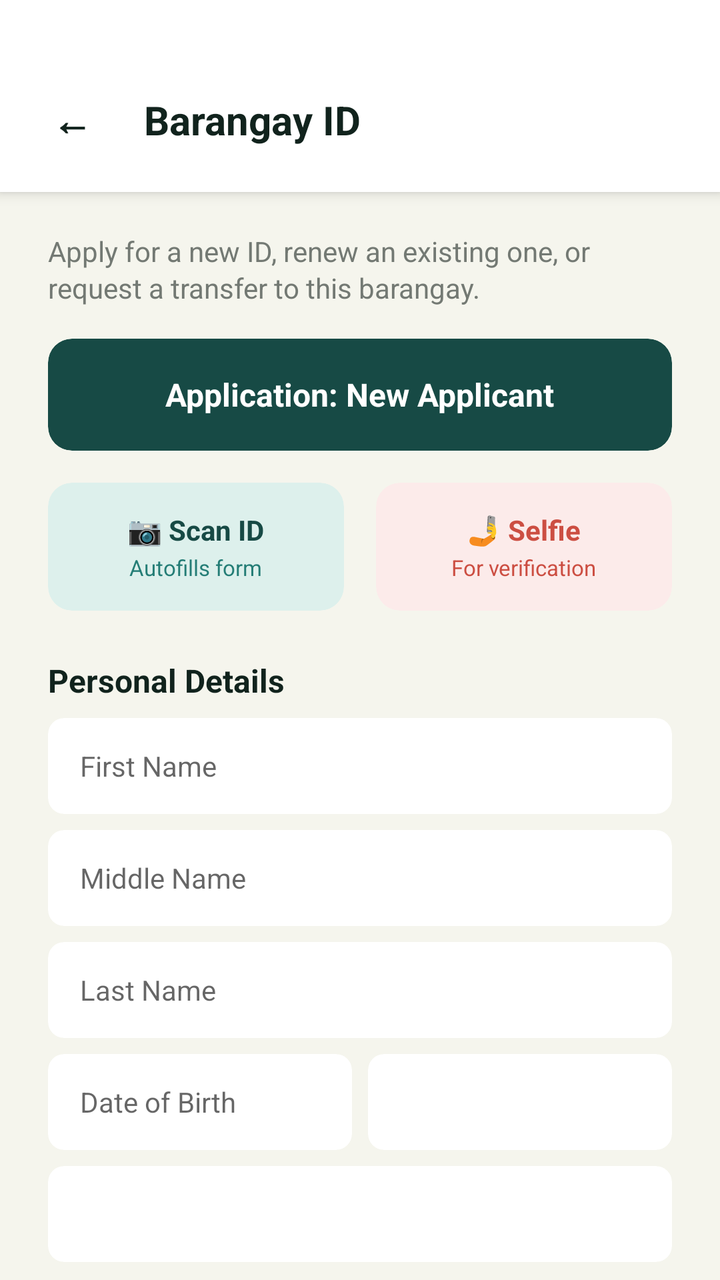
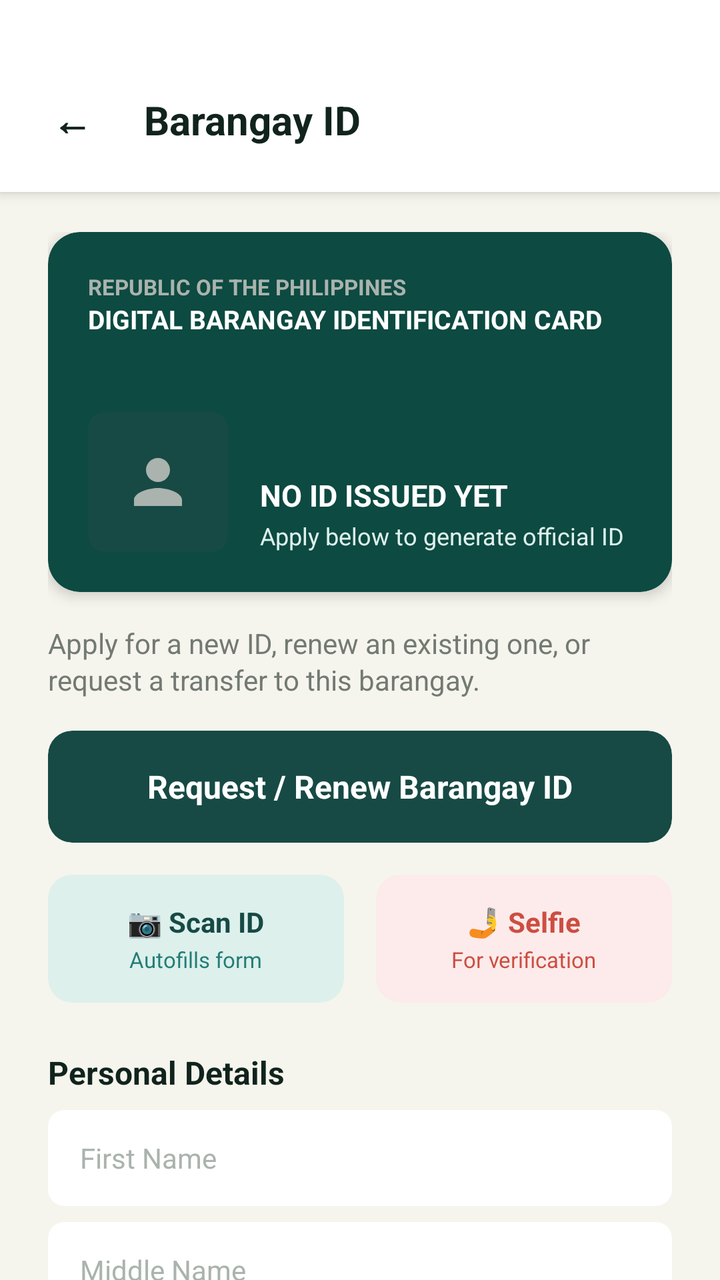

Two renders of the same Android screen: before a commit and after it. Below are the layout's source before the change and the commit's diff.
<!-- AndroidManifest.xml: application theme Theme.Barangay_superAPP -->
<!-- res/layout/request_brgy_id.xml -->
<?xml version="1.0" encoding="utf-8"?>
<LinearLayout xmlns:android="http://schemas.android.com/apk/res/android"
    xmlns:app="http://schemas.android.com/apk/res-auto"
    xmlns:tools="http://schemas.android.com/tools"
    android:layout_width="match_parent"
    android:layout_height="match_parent"
    android:background="#F5F5ED"
    android:orientation="vertical">

    
    <LinearLayout
        android:layout_width="match_parent"
        android:layout_height="wrap_content"
        android:gravity="center_vertical"
        android:orientation="horizontal"
        android:paddingHorizontal="16dp"
        android:paddingTop="40dp"
        android:paddingBottom="16dp"
        android:background="#FFFFFF"
        android:elevation="4dp">

        <androidx.cardview.widget.CardView
            android:id="@+id/btnGoBack"
            android:layout_width="40dp"
            android:layout_height="40dp"
            app:cardBackgroundColor="@android:color/transparent"
            app:cardCornerRadius="20dp"
            app:cardElevation="0dp"
            android:clickable="true"
            android:focusable="true"
            android:foreground="?android:attr/selectableItemBackground">

            <TextView
                android:layout_width="wrap_content"
                android:layout_height="wrap_content"
                android:layout_gravity="center"
                android:text="←"
                android:textColor="#11231D"
                android:textSize="20sp"
                android:textStyle="bold" />
        </androidx.cardview.widget.CardView>

        <TextView
            android:layout_width="wrap_content"
            android:layout_height="wrap_content"
            android:layout_marginStart="16dp"
            android:text="Barangay ID"
            android:textColor="#11231D"
            android:textSize="20sp"
            android:textStyle="bold" />
    </LinearLayout>

    <ScrollView
        android:layout_width="match_parent"
        android:layout_height="0dp"
        android:layout_weight="1"
        android:fillViewport="true"
        android:scrollbars="none">

        <LinearLayout
            android:layout_width="match_parent"
            android:layout_height="wrap_content"
            android:orientation="vertical"
            android:paddingHorizontal="24dp"
            android:paddingTop="20dp"
            android:paddingBottom="40dp">

            <TextView
                android:layout_width="match_parent"
                android:layout_height="wrap_content"
                android:lineSpacingExtra="2dp"
                android:text="Apply for a new ID, renew an existing one, or request a transfer to this barangay."
                android:textColor="#737973"
                android:textSize="14sp" />

            
            <androidx.cardview.widget.CardView
                android:id="@+id/btnOpenApplicationModal"
                android:layout_width="match_parent"
                android:layout_height="56dp"
                android:layout_marginTop="16dp"
                android:clickable="true"
                android:focusable="true"
                android:foreground="?android:attr/selectableItemBackground"
                app:cardBackgroundColor="#174A45"
                app:cardCornerRadius="12dp"
                app:cardElevation="0dp">

                <TextView
                    android:id="@+id/tvSelectedApplicationType"
                    android:layout_width="wrap_content"
                    android:layout_height="wrap_content"
                    android:layout_gravity="center"
                    android:text="Application: New Applicant"
                    android:textColor="#FFFFFF"
                    android:textSize="16sp"
                    android:textStyle="bold" />
            </androidx.cardview.widget.CardView>

            
            <LinearLayout
                android:layout_width="match_parent"
                android:layout_height="wrap_content"
                android:layout_marginTop="16dp"
                android:orientation="horizontal">

                
                <androidx.cardview.widget.CardView
                    android:id="@+id/cardScanId"
                    android:layout_width="0dp"
                    android:layout_height="64dp"
                    android:layout_weight="1"
                    android:layout_marginEnd="8dp"
                    android:clickable="true"
                    android:focusable="true"
                    android:foreground="?android:attr/selectableItemBackground"
                    app:cardBackgroundColor="#DDF0EC"
                    app:cardCornerRadius="12dp"
                    app:cardElevation="0dp">

                    <LinearLayout
                        android:layout_width="wrap_content"
                        android:layout_height="wrap_content"
                        android:layout_gravity="center"
                        android:gravity="center"
                        android:orientation="vertical">

                        <TextView
                            android:id="@+id/tvScanIdTitle"
                            android:layout_width="wrap_content"
                            android:layout_height="wrap_content"
                            android:text="📷 Scan ID"
                            android:textColor="#174A45"
                            android:textSize="14sp"
                            android:textStyle="bold" />

                        <TextView
                            android:id="@+id/tvScanIdSub"
                            android:layout_width="wrap_content"
                            android:layout_height="wrap_content"
                            android:layout_marginTop="2dp"
                            android:text="Autofills form"
                            android:textColor="#247D76"
                            android:textSize="11sp" />
                    </LinearLayout>
                </androidx.cardview.widget.CardView>

                
                <androidx.cardview.widget.CardView
                    android:id="@+id/cardSelfie"
                    android:layout_width="0dp"
                    android:layout_height="64dp"
                    android:layout_weight="1"
                    android:layout_marginStart="8dp"
                    android:clickable="true"
                    android:focusable="true"
                    android:foreground="?android:attr/selectableItemBackground"
                    app:cardBackgroundColor="#FCEBEA"
                    app:cardCornerRadius="12dp"
                    app:cardElevation="0dp">

                    <LinearLayout
                        android:layout_width="wrap_content"
                        android:layout_height="wrap_content"
                        android:layout_gravity="center"
                        android:gravity="center"
                        android:orientation="vertical">

                        <TextView
                            android:id="@+id/tvSelfieTitle"
                            android:layout_width="wrap_content"
                            android:layout_height="wrap_content"
                            android:text="🤳 Selfie"
                            android:textColor="#CC4E42"
                            android:textSize="14sp"
                            android:textStyle="bold" />

                        <TextView
                            android:id="@+id/tvSelfieSub"
                            android:layout_width="wrap_content"
                            android:layout_height="wrap_content"
                            android:layout_marginTop="2dp"
                            android:text="For verification"
                            android:textColor="#CC4E42"
                            android:textSize="11sp" />
                    </LinearLayout>
                </androidx.cardview.widget.CardView>
            </LinearLayout>

            
            <TextView
                android:layout_width="wrap_content"
                android:layout_height="wrap_content"
                android:layout_marginTop="24dp"
                android:text="Personal Details"
                android:textColor="#11231D"
                android:textSize="16sp"
                android:textStyle="bold" />

            <androidx.cardview.widget.CardView
                android:layout_width="match_parent"
                android:layout_height="48dp"
                android:layout_marginTop="8dp"
                app:cardBackgroundColor="#FFFFFF"
                app:cardCornerRadius="8dp"
                app:cardElevation="0dp">
                <EditText
                    android:id="@+id/etBrgyIdFirstName"
                    android:layout_width="match_parent"
                    android:layout_height="match_parent"
                    android:background="@android:color/transparent"
                    android:hint="First Name"
                    android:paddingHorizontal="16dp"
                    android:textColor="#11231D"
                    android:textSize="14sp" />
            </androidx.cardview.widget.CardView>

            <androidx.cardview.widget.CardView
                android:layout_width="match_parent"
                android:layout_height="48dp"
                android:layout_marginTop="8dp"
                app:cardBackgroundColor="#FFFFFF"
                app:cardCornerRadius="8dp"
                app:cardElevation="0dp">
                <EditText
                    android:id="@+id/etBrgyIdMiddleName"
                    android:layout_width="match_parent"
                    android:layout_height="match_parent"
                    android:background="@android:color/transparent"
                    android:hint="Middle Name"
                    android:paddingHorizontal="16dp"
                    android:textColor="#11231D"
                    android:textSize="14sp" />
            </androidx.cardview.widget.CardView>

            <androidx.cardview.widget.CardView
                android:layout_width="match_parent"
                android:layout_height="48dp"
                android:layout_marginTop="8dp"
                app:cardBackgroundColor="#FFFFFF"
                app:cardCornerRadius="8dp"
                app:cardElevation="0dp">
                <EditText
                    android:id="@+id/etBrgyIdLastName"
                    android:layout_width="match_parent"
                    android:layout_height="match_parent"
                    android:background="@android:color/transparent"
                    android:hint="Last Name"
                    android:paddingHorizontal="16dp"
                    android:textColor="#11231D"
                    android:textSize="14sp" />
            </androidx.cardview.widget.CardView>

            <LinearLayout
                android:layout_width="match_parent"
                android:layout_height="wrap_content"
                android:layout_marginTop="8dp"
                android:orientation="horizontal">

                <androidx.cardview.widget.CardView
                    android:layout_width="0dp"
                    android:layout_height="48dp"
                    android:layout_weight="1"
                    android:layout_marginEnd="4dp"
                    app:cardBackgroundColor="#FFFFFF"
                    app:cardCornerRadius="8dp"
                    app:cardElevation="0dp">
                    <EditText
                        android:id="@+id/etFormDOB"
                        android:layout_width="match_parent"
                        android:layout_height="match_parent"
                        android:background="@android:color/transparent"
                        android:clickable="true"
                        android:focusable="false"
                        android:hint="Date of Birth"
                        android:paddingHorizontal="16dp"
                        android:textColor="#11231D"
                        android:textSize="14sp" />
                </androidx.cardview.widget.CardView>

                <androidx.cardview.widget.CardView
                    android:layout_width="0dp"
                    android:layout_height="48dp"
                    android:layout_weight="1"
                    android:layout_marginStart="4dp"
                    app:cardBackgroundColor="#FFFFFF"
                    app:cardCornerRadius="8dp"
                    app:cardElevation="0dp">
                    <Spinner
                        android:id="@+id/spinnerGender"
                        android:layout_width="match_parent"
                        android:layout_height="match_parent"
                        android:background="@android:color/transparent"
                        android:paddingHorizontal="12dp" />
                </androidx.cardview.widget.CardView>
            </LinearLayout>

            <androidx.cardview.widget.CardView
                android:layout_width="match_parent"
                android:layout_height="48dp"
                android:layout_marginTop="8dp"
                app:cardBackgroundColor="#FFFFFF"
                app:cardCornerRadius="8dp"
                app:cardElevation="0dp">
                <Spinner
                    android:id="@+id/spinnerCivilStatus"
                    android:layout_width="match_parent"
                    android:layout_height="match_parent"
                    android:background="@android:color/transparent"
                    android:paddingHorizontal="12dp" />
            </androidx.cardview.widget.CardView>

            
            <TextView
                android:layout_width="wrap_content"
                android:layout_height="wrap_content"
                android:layout_marginTop="24dp"
                android:text="Address &amp; Contact"
                android:textColor="#11231D"
                android:textSize="16sp"
                android:textStyle="bold" />

            <androidx.cardview.widget.CardView
                android:layout_width="match_parent"
                android:layout_height="48dp"
                android:layout_marginTop="8dp"
                app:cardBackgroundColor="#FFFFFF"
                app:cardCornerRadius="8dp"
                app:cardElevation="0dp">
                <EditText
                    android:id="@+id/etCurrentAddress"
                    android:layout_width="match_parent"
                    android:layout_height="match_parent"
                    android:background="@android:color/transparent"
                    android:hint="Current Address"
                    android:paddingHorizontal="16dp"
                    android:textColor="#11231D"
                    android:textSize="14sp" />
            </androidx.cardview.widget.CardView>

            <LinearLayout
                android:layout_width="match_parent"
                android:layout_height="wrap_content"
                android:layout_marginTop="8dp"
                android:orientation="horizontal">

                <androidx.cardview.widget.CardView
                    android:layout_width="0dp"
                    android:layout_height="48dp"
                    android:layout_weight="1"
                    android:layout_marginEnd="4dp"
                    app:cardBackgroundColor="#FFFFFF"
                    app:cardCornerRadius="8dp"
                    app:cardElevation="0dp">
                    <EditText
                        android:id="@+id/etCellNo"
                        android:layout_width="match_parent"
                        android:layout_height="match_parent"
                        android:background="@android:color/transparent"
                        android:hint="Cell No."
                        android:paddingHorizontal="16dp"
                        android:textColor="#11231D"
                        android:textSize="14sp"
                        android:inputType="phone" />
                </androidx.cardview.widget.CardView>

                <androidx.cardview.widget.CardView
                    android:layout_width="0dp"
                    android:layout_height="48dp"
                    android:layout_weight="1"
                    android:layout_marginStart="4dp"
                    app:cardBackgroundColor="#FFFFFF"
                    app:cardCornerRadius="8dp"
                    app:cardElevation="0dp">
                    <EditText
                        android:id="@+id/etLengthOfStay"
                        android:layout_width="match_parent"
                        android:layout_height="match_parent"
                        android:background="@android:color/transparent"
                        android:hint="Stay in Brgy (Yrs)"
                        android:paddingHorizontal="16dp"
                        android:textColor="#11231D"
                        android:textSize="14sp"
                        android:inputType="number" />
                </androidx.cardview.widget.CardView>
            </LinearLayout>

            
            <TextView
                android:layout_width="wrap_content"
                android:layout_height="wrap_content"
                android:layout_marginTop="20dp"
                android:text="Valid ID Photo"
                android:textColor="#2A3532"
                android:textStyle="bold" />
            <androidx.cardview.widget.CardView
                android:id="@+id/cardUploadBrgyId"
                android:layout_width="match_parent"
                android:layout_height="56dp"
                android:layout_marginTop="8dp"
                android:clickable="true"
                android:focusable="true"
                android:foreground="?android:attr/selectableItemBackground"
                app:cardBackgroundColor="#FFFFFF"
                app:cardCornerRadius="8dp">
                <TextView
                    android:id="@+id/tvBrgyIdFile"
                    android:layout_width="wrap_content"
                    android:layout_height="wrap_content"
                    android:layout_gravity="center"
                    android:text="📷 Tap to upload Valid ID"
                    android:textColor="#247D76"
                    android:textStyle="bold" />
            </androidx.cardview.widget.CardView>

            
            <TextView
                android:layout_width="wrap_content"
                android:layout_height="wrap_content"
                android:layout_marginTop="16dp"
                android:text="Proof of Residency"
                android:textColor="#2A3532"
                android:textStyle="bold" />
            <androidx.cardview.widget.CardView
                android:id="@+id/cardUploadProof"
                android:layout_width="match_parent"
                android:layout_height="56dp"
                android:layout_marginTop="8dp"
                android:clickable="true"
                android:focusable="true"
                android:foreground="?android:attr/selectableItemBackground"
                app:cardBackgroundColor="#FFFFFF"
                app:cardCornerRadius="8dp">
                <TextView
                    android:id="@+id/tvProofFile"
                    android:layout_width="wrap_content"
                    android:layout_height="wrap_content"
                    android:layout_gravity="center"
                    android:text="📄 Tap to upload Proof of Residency"
                    android:textColor="#247D76"
                    android:textStyle="bold" />
            </androidx.cardview.widget.CardView>

            
            <androidx.cardview.widget.CardView
                android:id="@+id/btnSubmitBrgyId"
                android:layout_width="match_parent"
                android:layout_height="56dp"
                android:layout_marginTop="32dp"
                android:clickable="true"
                android:focusable="true"
                android:foreground="?android:attr/selectableItemBackground"
                app:cardBackgroundColor="#174A45"
                app:cardCornerRadius="12dp"
                app:cardElevation="0dp">

                <TextView
                    android:layout_width="wrap_content"
                    android:layout_height="wrap_content"
                    android:layout_gravity="center"
                    android:text="Submit Application"
                    android:textColor="#FFFFFF"
                    android:textSize="16sp"
                    android:textStyle="bold" />
            </androidx.cardview.widget.CardView>

        </LinearLayout>
    </ScrollView>
</LinearLayout>
<!-- resources referenced by this layout -->
<resources>
  <style name="Theme.Barangay_superAPP" parent="Theme.MaterialComponents.DayNight.NoActionBar">
          
          <item name="colorPrimary">@color/purple_500</item>
          <item name="colorPrimaryVariant">@color/purple_700</item>
          <item name="colorOnPrimary">@color/white</item>
          
          <item name="colorSecondary">@color/teal_200</item>
          <item name="colorSecondaryVariant">@color/teal_700</item>
          <item name="colorOnSecondary">@color/black</item>
          
          <item name="android:statusBarColor">#F5F5ED</item>
          <item name="android:windowLightStatusBar">true</item>
      </style>
  <color name="purple_500">#FF6200EE</color>
  <color name="purple_700">#FF3700B3</color>
  <color name="white">#FFFFFFFF</color>
  <color name="teal_200">#FF03DAC5</color>
  <color name="teal_700">#FF018786</color>
  <color name="black">#FF000000</color>
</resources>

<!-- the commit's change to res/layout/request_brgy_id.xml (unified diff, before → after) -->
@@ -65,6 +65,87 @@
             android:paddingTop="20dp"
             android:paddingBottom="40dp">
 
+            
+            <androidx.cardview.widget.CardView
+                android:id="@+id/cardDigitalIdPreview"
+                android:layout_width="match_parent"
+                android:layout_height="180dp"
+                android:layout_marginBottom="16dp"
+                app:cardBackgroundColor="#0D4A41"
+                app:cardCornerRadius="16dp"
+                app:cardElevation="4dp">
+
+                <RelativeLayout
+                    android:layout_width="match_parent"
+                    android:layout_height="match_parent"
+                    android:padding="20dp">
+
+                    <TextView
+                        android:id="@+id/tvIdHeader"
+                        android:layout_width="wrap_content"
+                        android:layout_height="wrap_content"
+                        android:text="REPUBLIC OF THE PHILIPPINES"
+                        android:textColor="#AAB3AE"
+                        android:textSize="11sp"
+                        android:textStyle="bold" />
+
+                    <TextView
+                        android:id="@+id/tvBrgyTitle"
+                        android:layout_width="wrap_content"
+                        android:layout_height="wrap_content"
+                        android:layout_below="@id/tvIdHeader"
+                        android:text="DIGITAL BARANGAY IDENTIFICATION CARD"
+                        android:textColor="#FFFFFF"
+                        android:textSize="13sp"
+                        android:textStyle="bold" />
+
+                    
+                    <androidx.cardview.widget.CardView
+                        android:id="@+id/cardPhotoPlaceholder"
+                        android:layout_width="70dp"
+                        android:layout_height="70dp"
+                        android:layout_alignParentBottom="true"
+                        app:cardBackgroundColor="#174A45"
+                        app:cardCornerRadius="8dp"
+                        app:cardElevation="0dp">
+
+                        <ImageView
+                            android:layout_width="36dp"
+                            android:layout_height="36dp"
+                            android:layout_gravity="center"
+                            android:src="@drawable/ic_person"
+                            app:tint="#AAB3AE" />
+                    </androidx.cardview.widget.CardView>
+
+                    <LinearLayout
+                        android:layout_width="wrap_content"
+                        android:layout_height="wrap_content"
+                        android:layout_alignParentBottom="true"
+                        android:layout_marginStart="16dp"
+                        android:layout_toEndOf="@id/cardPhotoPlaceholder"
+                        android:orientation="vertical">
+
+                        <TextView
+                            android:id="@+id/tvIdResidentName"
+                            android:layout_width="wrap_content"
+                            android:layout_height="wrap_content"
+                            android:text="NO ID ISSUED YET"
+                            android:textColor="#FFFFFF"
+                            android:textSize="15sp"
+                            android:textStyle="bold" />
+
+                        <TextView
+                            android:id="@+id/tvIdResidentAddress"
+                            android:layout_width="wrap_content"
+                            android:layout_height="wrap_content"
+                            android:layout_marginTop="2dp"
+                            android:text="Apply below to generate official ID"
+                            android:textColor="#DDF0EC"
+                            android:textSize="12sp" />
+                    </LinearLayout>
+                </RelativeLayout>
+            </androidx.cardview.widget.CardView>
+
             <TextView
                 android:layout_width="match_parent"
                 android:layout_height="wrap_content"
@@ -91,7 +172,7 @@
                     android:layout_width="wrap_content"
                     android:layout_height="wrap_content"
                     android:layout_gravity="center"
-                    android:text="Application: New Applicant"
+                    android:text="Request / Renew Barangay ID"
                     android:textColor="#FFFFFF"
                     android:textSize="16sp"
                     android:textStyle="bold" />
@@ -212,7 +293,9 @@
                     android:hint="First Name"
                     android:paddingHorizontal="16dp"
                     android:textColor="#11231D"
-                    android:textSize="14sp" />
+                    android:textColorHint="#AAB3AE"
+                    android:textSize="14sp"
+                    android:inputType="textPersonName|textCapWords" />
             </androidx.cardview.widget.CardView>
 
             <androidx.cardview.widget.CardView
@@ -230,7 +313,9 @@
                     android:hint="Middle Name"
                     android:paddingHorizontal="16dp"
                     android:textColor="#11231D"
-                    android:textSize="14sp" />
+                    android:textColorHint="#AAB3AE"
+                    android:textSize="14sp"
+                    android:inputType="textPersonName|textCapWords" />
             </androidx.cardview.widget.CardView>
 
             <androidx.cardview.widget.CardView
@@ -248,7 +333,9 @@
                     android:hint="Last Name"
                     android:paddingHorizontal="16dp"
                     android:textColor="#11231D"
-                    android:textSize="14sp" />
+                    android:textColorHint="#AAB3AE"
+                    android:textSize="14sp"
+                    android:inputType="textPersonName|textCapWords" />
             </androidx.cardview.widget.CardView>
 
             <LinearLayout
@@ -275,6 +362,7 @@
                         android:hint="Date of Birth"
                         android:paddingHorizontal="16dp"
                         android:textColor="#11231D"
+                        android:textColorHint="#AAB3AE"
                         android:textSize="14sp" />
                 </androidx.cardview.widget.CardView>
 
@@ -335,6 +423,7 @@
                     android:hint="Current Address"
                     android:paddingHorizontal="16dp"
                     android:textColor="#11231D"
+                    android:textColorHint="#AAB3AE"
                     android:textSize="14sp" />
             </androidx.cardview.widget.CardView>
 
@@ -360,6 +449,7 @@
                         android:hint="Cell No."
                         android:paddingHorizontal="16dp"
                         android:textColor="#11231D"
+                        android:textColorHint="#AAB3AE"
                         android:textSize="14sp"
                         android:inputType="phone" />
                 </androidx.cardview.widget.CardView>
@@ -380,6 +470,7 @@
                         android:hint="Stay in Brgy (Yrs)"
                         android:paddingHorizontal="16dp"
                         android:textColor="#11231D"
+                        android:textColorHint="#AAB3AE"
                         android:textSize="14sp"
                         android:inputType="number" />
                 </androidx.cardview.widget.CardView>
<!-- resource entries referenced after the edit -->
@@ -1,5 +1,9 @@
 <!-- resources referenced by this layout -->
 <resources>
+  <!-- drawable ic_person (drawable) -->
+  <vector xmlns:android="http://schemas.android.com/apk/res/android" android:width="24dp" android:height="24dp" android:viewportWidth="24" android:viewportHeight="24">
+    <path android:fillColor="#FF000000" android:pathData="M12,12c2.21,0 4,-1.79 4,-4s-1.79,-4 -4,-4 -4,1.79 -4,4 1.79,4 4,4zm0,2c-2.67,0 -8,1.34 -8,4v2h16v-2c0,-2.66 -5.33,-4 -8,-4z"/>
+  </vector>
   <style name="Theme.Barangay_superAPP" parent="Theme.MaterialComponents.DayNight.NoActionBar">
           
           <item name="colorPrimary">@color/purple_500</item>
